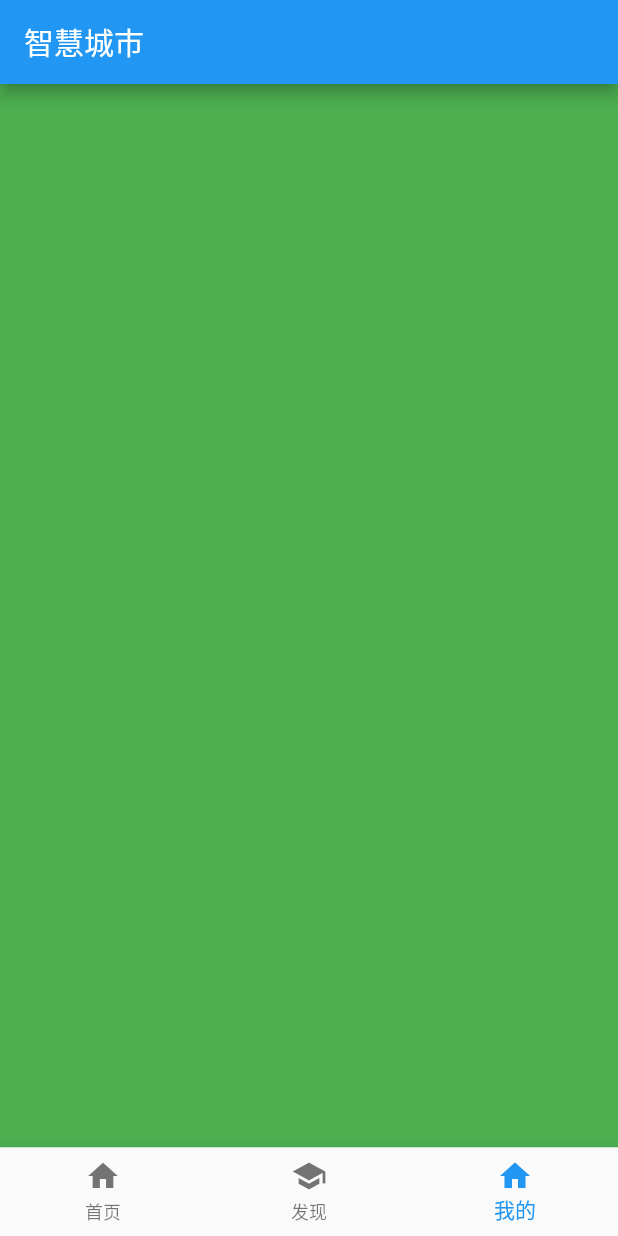
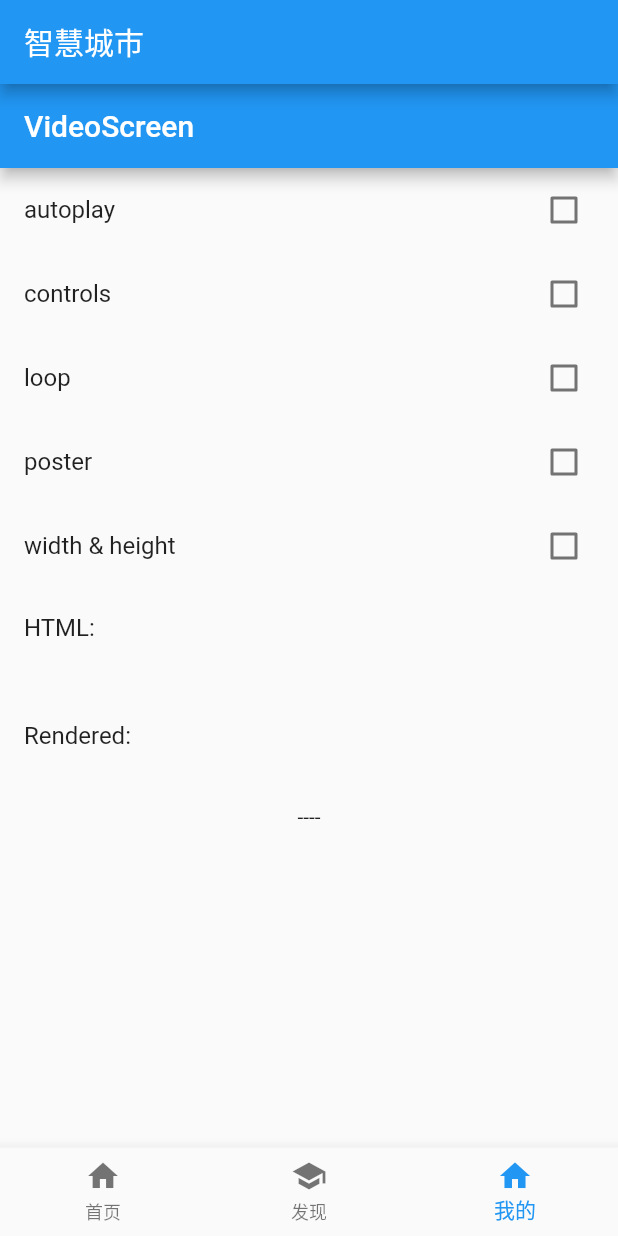
Before and after one commit to chenHuiMing5/flutternew, a Flutter app: the screen it shows after launch, item 3 of the bottom bar chosen, on a phone screen of 412 x 824 dp. Run offline on Flutter 3.47's test engine with Material 2 defaults, Android fonts, the phone set to English and light mode, and no system bars; our stand-ins replace flutter_widget_from_html.

Commit message:
flutter web 视频播放逻辑：目前 video_player和video_player_web都不能正常使用，只能写个html文件，在需要播放的时候打开html文件并往里写入视频地址

```diff
--- /dev/null
+++ b/lib/MinePage.dart
@@ -0,0 +1,107 @@
+import 'package:flutter/material.dart';
+import 'package:flutter_widget_from_html/flutter_widget_from_html.dart';
+
+class VideoScreen extends StatefulWidget {
+  // const VideoScreen({required Key key}) : super(key: key);
+
+  @override
+  State<StatefulWidget> createState() => _State();
+}
+
+class _State extends State<VideoScreen> {
+  bool autoplay = false;
+  bool controls = false;
+  bool loop = false;
+  bool poster = false;
+  bool widthHeight = false;
+
+  String _html = '';
+
+  @override
+  void initState() {
+    super.initState();
+    WidgetsBinding.instance?.addPostFrameCallback((timeStamp) { });
+  }
+
+  @override
+  Widget build(BuildContext context) => Scaffold(
+        appBar: AppBar(
+          title: const Text('VideoScreen'),
+        ),
+        body: ListView(
+          children: <Widget>[
+            CheckboxListTile(
+              value: autoplay,
+              onChanged: (v) => _setState(() => autoplay = v!),
+              title: const Text('autoplay'),
+            ),
+            CheckboxListTile(
+              value: controls,
+              onChanged: (v) => _setState(() => controls = v!),
+              title: const Text('controls'),
+            ),
+            CheckboxListTile(
+              value: loop,
+              onChanged: (v) => _setState(() => loop = v!),
+              title: const Text('loop'),
+            ),
+            CheckboxListTile(
+              value: poster,
+              onChanged: (v) => _setState(() => poster = v!),
+              title: const Text('poster'),
+            ),
+            CheckboxListTile(
+              value: widthHeight,
+              onChanged: (v) => _setState(() => widthHeight = v!),
+              title: const Text('width & height'),
+            ),
+            ListTile(
+              title: const Text('HTML:'),
+              subtitle: Text(_html),
+            ),
+            ListTile(
+              title: const Text('Rendered:'),
+              subtitle: HtmlWidget(
+                _html,
+                key: Key(_html),
+                baseUrl: Uri.parse(
+                  'https://interactive-examples.mdn.mozilla.net/pages/tabbed/video.html',
+                ),
+              ),
+            ),
+            const Center(child: Text('----')),
+          ],
+        ),
+      );
+
+  void _setState(VoidCallback callback) => setState(() {
+        callback();
+
+        final attributes = <String>[];
+        if (autoplay) {
+          attributes.add('autoplay');
+        }
+        if (controls) {
+          attributes.add('controls');
+        }
+        if (loop) {
+          attributes.add('loop');
+        }
+        if (poster) {
+          attributes.add('poster="asset:logos/android.png"');
+        }
+        if (widthHeight) {
+          attributes.add('width="320" height="180"');
+        }
+
+        _html = """
+<figure>
+  <video ${attributes.join(' ')}>
+    <source src="/media/cc0-videos/flower.mp4" type="video/mp4">
+    <code>VIDEO</code> support is not enabled.
+  </video>
+  <figcaption>Source: <a href="https://developer.mozilla.org/en-US/docs/Web/HTML/Element/video">developer.mozilla.org</a></figcaption>
+</figure>
+""";
+      });
+}
--- a/lib/Tabars.dart
+++ b/lib/TabBarsPage.dart
@@ -1,18 +1,19 @@
 
 import 'package:flutter/material.dart';
 import 'HomePage.dart';
-
-class TabBarBottomPage extends StatefulWidget{
+import 'NestedTabBarView1.dart';
+import 'MinePage.dart';
+class TabBarsPage extends StatefulWidget{
   @override
-  State<StatefulWidget> createState() =>TabBarBottomPageState();
+  State<StatefulWidget> createState() =>TabBarsPageState();
 }
 
-class TabBarBottomPageState extends State<TabBarBottomPage>{
+class TabBarsPageState extends State<TabBarsPage>{
   int selectedIndex = 0;
   List<Widget> tabList = [
     HomePage(),
-    Container(color: Colors.amber,),
-    Container(color: Colors.green,),
+    NestedTabBarView1(),
+    VideoScreen(),
 
   ];
 
--- a/lib/main.dart
+++ b/lib/main.dart
@@ -1,9 +1,10 @@
 import 'package:flutter/material.dart';
-import 'Tabars.dart';
+import 'TabBarsPage.dart';
+
+
 void main() {
   runApp(const MyApp());
 }
-
 class MyApp extends StatelessWidget {
   const MyApp({Key? key}) : super(key: key);
 
@@ -15,7 +16,68 @@ class MyApp extends StatelessWidget {
       // theme: ThemeData(
       //   primarySwatch: Colors.white,
       // ),
-      home:  TabBarBottomPage(),
+      home:  TabBarsPage(),
     );
   }
 }
+
+
+// import 'package:video_player/video_player.dart';
+// import 'package:flutter/material.dart';
+
+// void main() => runApp(VideoApp());
+
+// class VideoApp extends StatefulWidget {
+//   @override
+//   _VideoAppState createState() => _VideoAppState();
+// }
+
+// class _VideoAppState extends State<VideoApp> {
+//   late VideoPlayerController _controller;
+
+//   @override
+//   void initState() {
+//     super.initState();
+//     _controller = VideoPlayerController.network(
+//         'https://flutter.github.io/assets-for-api-docs/assets/videos/bee.mp4')
+//       ..initialize().then((_) {
+//         // Ensure the first frame is shown after the video is initialized, even before the play button has been pressed.
+//         setState(() {});
+//       });
+//   }
+
+//   @override
+//   Widget build(BuildContext context) {
+//     return MaterialApp(
+//       title: 'Video Demo',
+//       home: Scaffold(
+//         body: Center(
+//           child: _controller.value.isInitialized
+//               ? AspectRatio(
+//                   aspectRatio: _controller.value.aspectRatio,
+//                   child: VideoPlayer(_controller),
+//                 )
+//               : Container(),
+//         ),
+//         floatingActionButton: FloatingActionButton(
+//           onPressed: () {
+//             setState(() {
+//               _controller.value.isPlaying
+//                   ? _controller.pause()
+//                   : _controller.play();
+//             });
+//           },
+//           child: Icon(
+//             _controller.value.isPlaying ? Icons.pause : Icons.play_arrow,
+//           ),
+//         ),
+//       ),
+//     );
+//   }
+
+//   @override
+//   void dispose() {
+//     super.dispose();
+//     _controller.dispose();
+//   }
+// }
```
Also changed, not shown: lib/NestedTabBarView1.dart (added, +54 -0 lines), pubspec.yaml (+37 -1 lines), pubspec.lock, 12 other files.
